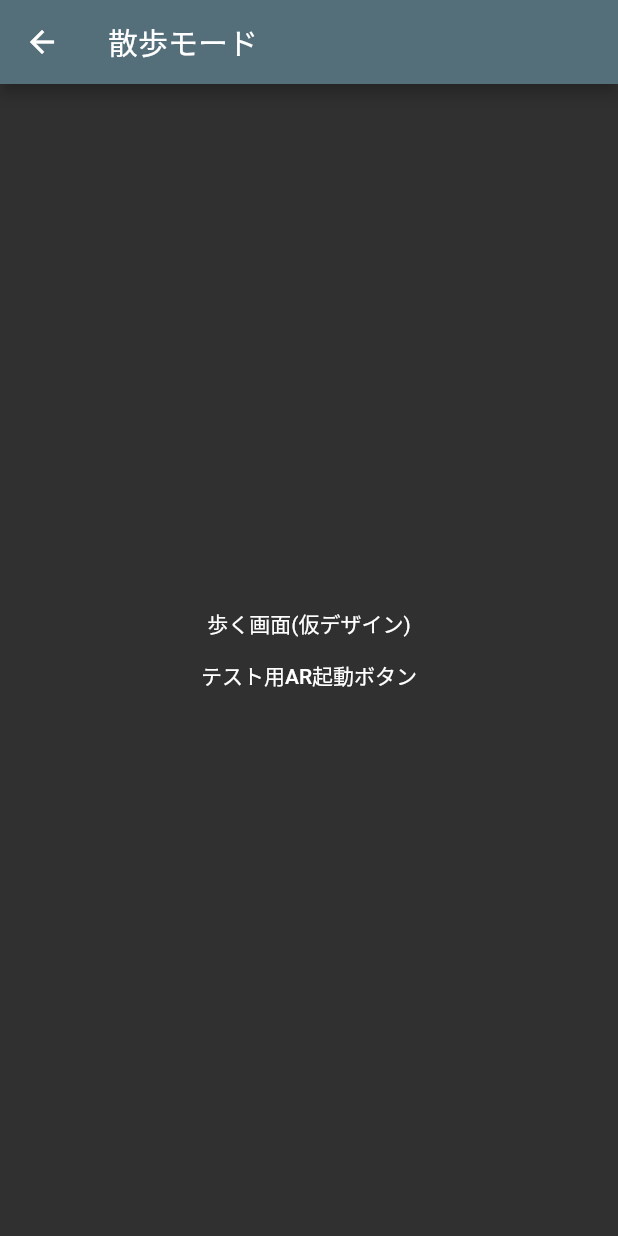
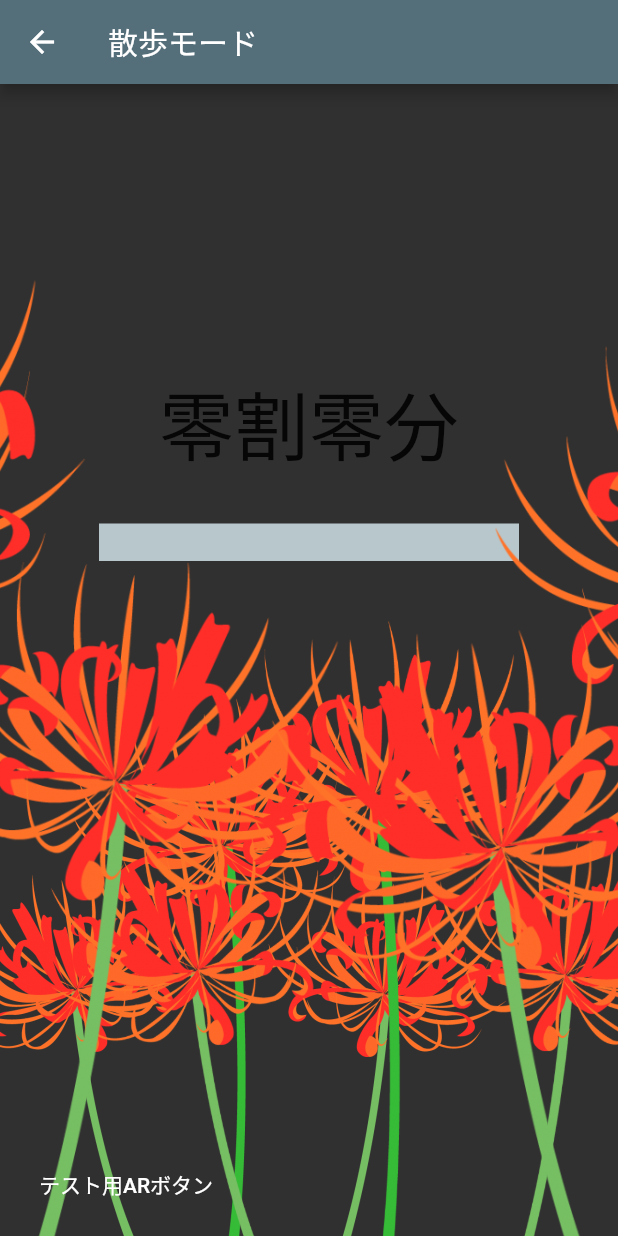
Before and after one commit to sinano1107/Yonaki, a Flutter app: the screen it shows after launch, after a tap on "歩く画面へ", on a phone screen of 412 x 824 dp. Run offline on Flutter 3.47's test engine with Material 2 defaults, Android fonts, the phone set to English and light mode, and no system bars; drawn by our look-alikes of percent_indicator; our stand-ins replace animated_text_kit, audioplayers, cloud_firestore, google_maps_flutter, latlong, location and 1 more; missing offline and left inert: flutter_unity_widget; accounts and stored records are empty; Roboto replaces fonts that are missing (Horror).

Commit message:
[fix] walk_screenのUIを整えました

```diff
--- /dev/null
+++ b/lib/components/higanbana.dart
@@ -0,0 +1,18 @@
+import 'package:flutter/material.dart';
+
+class Higanbana extends StatelessWidget {
+  final double scale;
+  final double bottom;
+  final double left;
+
+  Higanbana(this.scale, this.bottom, this.left);
+
+  @override
+  Widget build(BuildContext context) {
+    return Positioned(
+      bottom: bottom,
+      left: left,
+      child: Image.asset('assets/images/higanbana.png', scale: scale),
+    );
+  }
+}
--- a/lib/main.dart
+++ b/lib/main.dart
@@ -19,6 +19,9 @@ class Yonaki extends StatelessWidget {
       create: (context) => YonakiProvider(),
       child: MaterialApp(
         theme: ThemeData.dark().copyWith(
+          textTheme: Theme.of(context).textTheme.apply(fontFamily: 'Horror'),
+          primaryTextTheme: Theme.of(context).textTheme.apply(fontFamily: 'Horror'),
+          accentTextTheme: Theme.of(context).textTheme.apply(fontFamily: 'Horror'),
           primaryColor: Colors.blueGrey[600],
         ),
         initialRoute: LoadingScreen.id,
--- a/lib/screens/walk_screen.dart
+++ b/lib/screens/walk_screen.dart
@@ -3,8 +3,12 @@ import 'dart:async';
 import 'package:flutter/material.dart';
 import 'package:provider/provider.dart';
 import 'package:location/location.dart';
+import 'package:percent_indicator/linear_percent_indicator.dart';
+import 'package:audioplayers/audio_cache.dart';
+import 'package:yonaki/components/higanbana.dart';
 import 'package:yonaki/models/yonaki_provider.dart';
 import 'package:yonaki/screens/ar_screen.dart';
+import 'package:yonaki/services/japanese_service.dart';
 import 'package:yonaki/services/lat_lng_service.dart';
 import 'package:yonaki/parameter.dart';
 import 'package:yonaki/story.dart';
@@ -58,20 +62,48 @@ class _WalkScreenState extends State<WalkScreen> {
       appBar: AppBar(
         title: Text('散歩モード'),
       ),
-      body: Center(
-        child: Column(
-          mainAxisAlignment: MainAxisAlignment.center,
-          children: [
-            Text('歩く画面(仮デザイン)'),
-            MaterialButton(
-              child: Text('テスト用AR起動ボタン'),
+      body: Stack(
+        alignment: Alignment.center,
+        children: [
+          Positioned(
+            bottom: 450,
+            child: Column(
+              children: [
+                Text(
+                  JapaneseService().japanesePercent(_total / _eventDistance),
+                  style: TextStyle(
+                    fontSize: 50,
+                  ),
+                ),
+                SizedBox(
+                  height: 30,
+                ),
+                LinearPercentIndicator(
+                  width: 300.0,
+                  lineHeight: 25,
+                  percent:
+                      _total / _eventDistance > 1 ? 1 : _total / _eventDistance,
+                  progressColor: Colors.red,
+                ),
+              ],
+            ),
+          ),
+          Higanbana(3, 0, -100),
+          Higanbana(2.5, -20, -50),
+          Higanbana(1.6, 0, -590),
+          Higanbana(1.6, -50, 50),
+          Positioned(
+            bottom: 10,
+            left: 10,
+            child: MaterialButton(
+              child: Text('テスト用ARボタン'),
               onPressed: () => Navigator.pushReplacementNamed(
                   context, ARScreen.id,
                   arguments:
                       ARScreenArgument(userProgram: null, isLocation: false)),
             ),
-          ],
-        ),
+          ),
+        ],
       ),
     );
   }
@@ -98,8 +130,14 @@ class _WalkScreenState extends State<WalkScreen> {
       print('移動した距離 $_distance m');
 
       // totalに追加
-      _total += _distance;
+      setState(() {
+        _total += _distance;
+      });
       print('total: $_total');
+
+      // 鈴の音を再生
+      final player = AudioCache();
+      player.play('bell.mp3');
 
       // 指定メートル以上移動した場合
       if (_total >= _eventDistance) {
--- /dev/null
+++ b/lib/services/japanese_service.dart
@@ -0,0 +1,40 @@
+class JapaneseService {
+  // 日本のパーセント
+  String japanesePercent(double percent) {
+    if (percent > 1) {
+      return '満';
+    } else {
+      return '${japaneseNum((percent ~/ 0.1))}割${japaneseNum((percent ~/ 0.01) % 10)}分';
+    }
+  }
+
+  // 日本の古典数字
+  String japaneseNum(int num) {
+    switch (num) {
+      case 0:
+        return '零';
+      case 1:
+        return '壱';
+      case 2:
+        return '弐';
+      case 3:
+        return '参';
+      case 4:
+        return '肆';
+      case 5:
+        return '伍';
+      case 6:
+        return '陸';
+      case 7:
+        return '漆';
+      case 8:
+        return '捌';
+      case 9:
+        return '玖';
+      case 10:
+        return '拾';
+      default:
+        return '不';
+    }
+  }
+}
```
Also changed, not shown: pubspec.yaml (+11 -1 lines), assets/images/higanbana.png (added), pubspec.lock, 3 other files.
